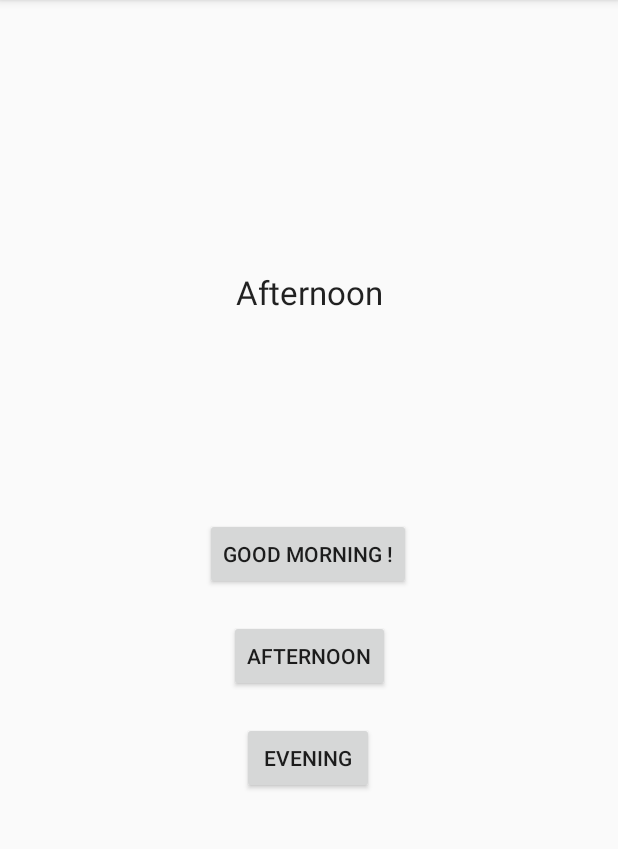
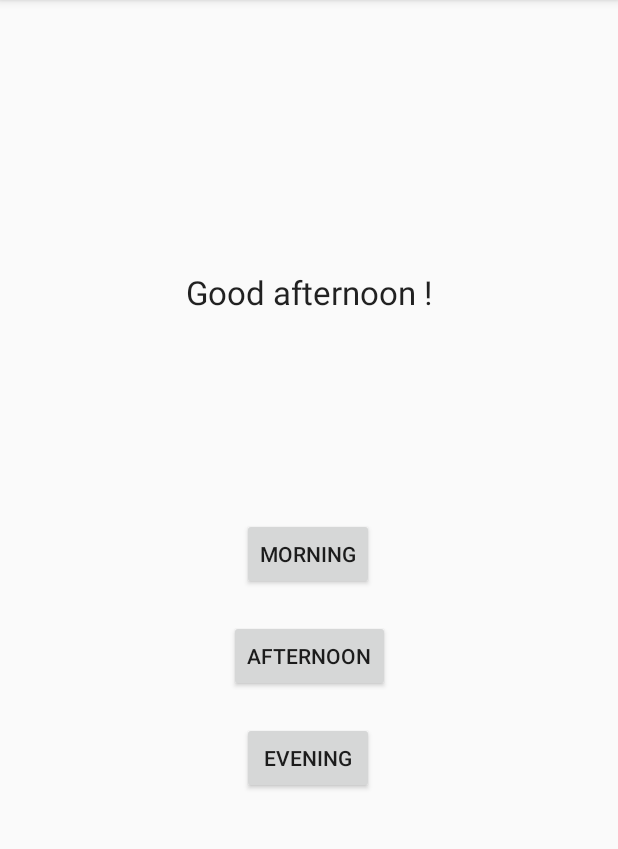
Before and after one commit to yongwoon/balnk, an Android app: the screen it shows after launch (MainActivity), after a tap on "AFTERNOON", on a phone screen of 412 x 824 dp, the part 84-933 px from its top. Run offline under Robolectric (Android 15) with nearby library versions, the phone set to English and light mode, and no system bars.

Commit message:
不具合修正

```diff
--- a/HelloWorld/app/src/main/java/com/example/yongwoon/helloworld/MainActivity.kt
+++ b/HelloWorld/app/src/main/java/com/example/yongwoon/helloworld/MainActivity.kt
@@ -22,11 +22,11 @@ class MainActivity : AppCompatActivity() {
         }
 
         afternoonBtn.setOnClickListener {
-            greetingText.text = getString(R.string.afternoon_text)
+            greetingText.text = getString(R.string.good_afternoon_text)
         }
 
         eveningBtn.setOnClickListener {
-            greetingText.text = getString(R.string.evening_text)
+            greetingText.text = getString(R.string.good_evening_text)
         }
     }
 }
--- a/HelloWorld/app/src/main/res/layout/activity_main.xml
+++ b/HelloWorld/app/src/main/res/layout/activity_main.xml
@@ -27,7 +27,7 @@
         android:layout_width="wrap_content"
         android:layout_height="wrap_content"
         android:layout_marginTop="136dp"
-        android:text="@string/good_morning_text"
+        android:text="@string/morning_text"
         app:layout_constraintEnd_toEndOf="parent"
         app:layout_constraintHorizontal_bias="0.498"
         app:layout_constraintStart_toStartOf="parent"
```
Also changed, not shown: 1 other file.
